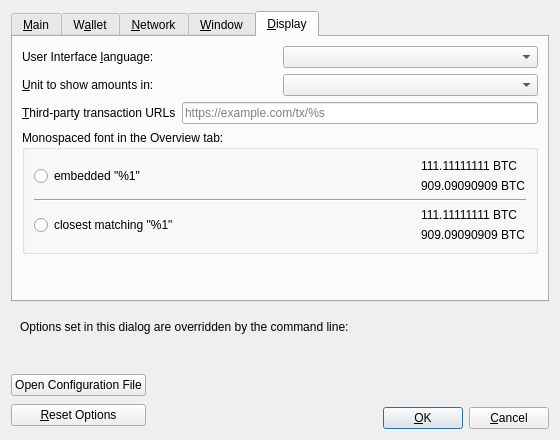
genisyskernel/koyotecoin, file src/qt/forms/optionsdialog.ui: the form before one commit.
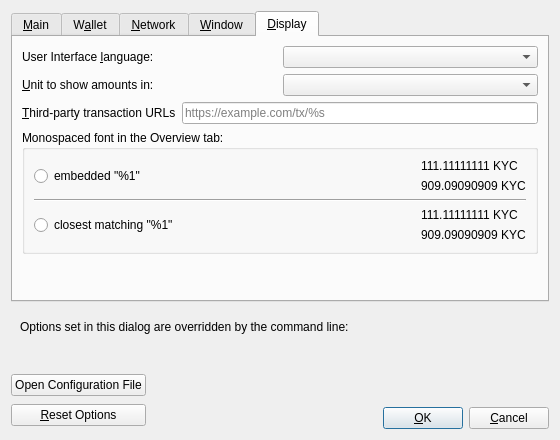
The form after the commit. The open tabs and pages were chosen to show the change. Custom widgets are drawn as their Qt base class.

Patch:
```diff
--- a/src/qt/forms/optionsdialog.ui
+++ b/src/qt/forms/optionsdialog.ui
@@ -804,14 +804,14 @@
               <item>
                <widget class="QLabel" name="embeddedFont_label_1">
                 <property name="text">
-                 <string notr="true">111.11111111 BTC</string>
+                 <string notr="true">111.11111111 KYC</string>
                 </property>
                </widget>
               </item>
               <item>
                <widget class="QLabel" name="embeddedFont_label_9">
                 <property name="text">
-                 <string notr="true">909.09090909 BTC</string>
+                 <string notr="true">909.09090909 KYC</string>
                 </property>
                </widget>
               </item>
@@ -853,14 +853,14 @@
               <item>
                <widget class="QLabel" name="systemFont_label_1">
                 <property name="text">
-                 <string notr="true">111.11111111 BTC</string>
+                 <string notr="true">111.11111111 KYC</string>
                 </property>
                </widget>
               </item>
               <item>
                <widget class="QLabel" name="systemFont_label_9">
                 <property name="text">
-                 <string notr="true">909.09090909 BTC</string>
+                 <string notr="true">909.09090909 KYC</string>
                 </property>
                </widget>
               </item>
```
Left out of the diff: 14 changed lines with no effect on the pictures.
